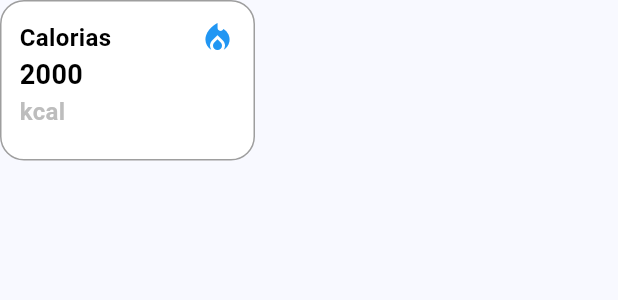
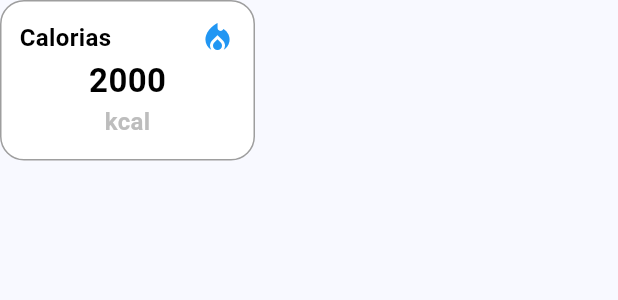
Before and after one commit to willianfurtado/mentisAI, a Flutter app: the MetricsCard widget shown alone on an empty page, opened directly, on a phone screen of 412 x 824 dp. Shown: the top 300 px of the screen. Run offline on Flutter 3.47's test engine with Material 3 defaults, Android fonts, the phone set to English and light mode, and no system bars; our stand-ins replace firebase_core, flutter_svg; accounts and stored records are empty.

Commit message:
Meu trabalho local na métricas card

```diff
--- a/lib/screens/widgets/metrics_card.dart
+++ b/lib/screens/widgets/metrics_card.dart
@@ -25,7 +25,6 @@ class MetricsCard extends StatelessWidget {
         borderRadius: BorderRadius.circular(16.0),
         border: Border.all(color: Colors.grey, width: 1.0),
       ),
-
       child: Column(
         crossAxisAlignment: CrossAxisAlignment.start,
         children: [
@@ -33,7 +32,7 @@ class MetricsCard extends StatelessWidget {
             mainAxisAlignment: MainAxisAlignment.spaceBetween,
             children: [
               Text(
-                'Calorias',
+                title,
                 style: TextStyle(
                   fontSize: 16,
                   fontWeight: FontWeight.bold,
@@ -43,15 +42,20 @@ class MetricsCard extends StatelessWidget {
               Icon(icon, color: Colors.blue, size: 24),
             ],
           ),
+          Expanded(
+            child: Center(
+              child: Column(
+                mainAxisAlignment: MainAxisAlignment.center,
+                crossAxisAlignment: CrossAxisAlignment.center,
+                children: [
                   Text(
                     value,
                     style: const TextStyle(
-              fontSize: 18,
+                      fontSize: 22,
                       fontWeight: FontWeight.bold,
                       color: Colors.black,
                     ),
                   ),
-
                   Text(
                     unit,
                     style: TextStyle(
@@ -62,6 +66,10 @@ class MetricsCard extends StatelessWidget {
                   ),
                 ],
               ),
+            ),
+          ),
+        ],
+      ),
     );
   }
 }
```
Lines whose indentation alone changed are shown as unchanged.
